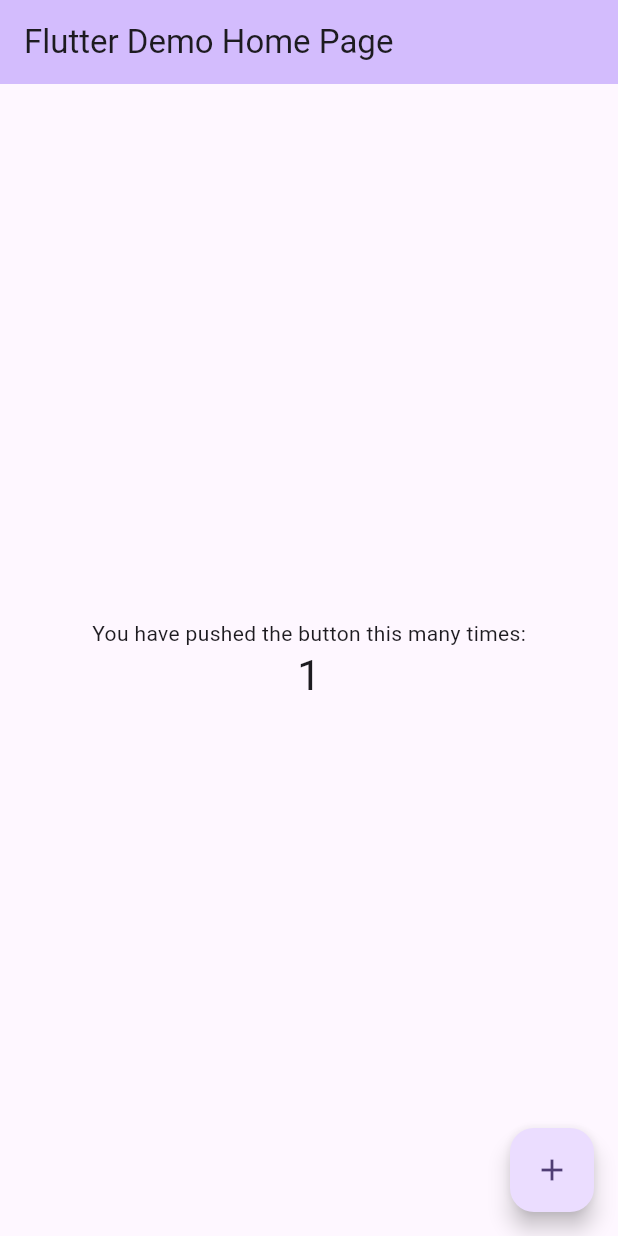
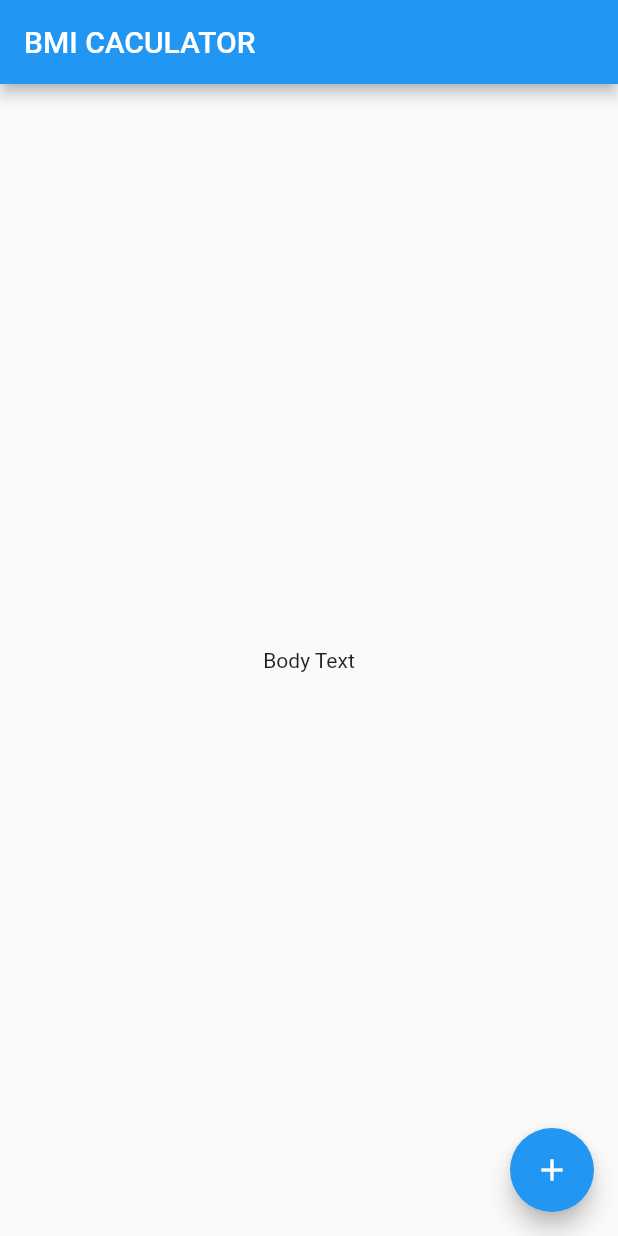
Before and after one commit to MahmoudAboHebil/bmi_calculator_app_flutter, a Flutter app: the screen it shows after launch, after a tap on the "add" icon, on a phone screen of 412 x 824 dp. Run offline on Flutter 3.47's test engine with Material 2 defaults, Android fonts, the phone set to English and light mode, and no system bars.

Commit message:
Creating The Main Page

```diff
--- a/lib/main.dart
+++ b/lib/main.dart
@@ -1,125 +1,37 @@
 import 'package:flutter/material.dart';
 
 void main() {
-  runApp(const MyApp());
+  runApp(BMICalculator());
 }
 
-class MyApp extends StatelessWidget {
-  const MyApp({super.key});
-
-  // This widget is the root of your application.
+class BMICalculator extends StatelessWidget {
   @override
   Widget build(BuildContext context) {
     return MaterialApp(
-      title: 'Flutter Demo',
-      theme: ThemeData(
-        // This is the theme of your application.
-        //
-        // TRY THIS: Try running your application with "flutter run". You'll see
-        // the application has a blue toolbar. Then, without quitting the app,
-        // try changing the seedColor in the colorScheme below to Colors.green
-        // and then invoke "hot reload" (save your changes or press the "hot
-        // reload" button in a Flutter-supported IDE, or press "r" if you used
-        // the command line to start the app).
-        //
-        // Notice that the counter didn't reset back to zero; the application
-        // state is not lost during the reload. To reset the state, use hot
-        // restart instead.
-        //
-        // This works for code too, not just values: Most code changes can be
-        // tested with just a hot reload.
-        colorScheme: ColorScheme.fromSeed(seedColor: Colors.deepPurple),
-        useMaterial3: true,
-      ),
-      home: const MyHomePage(title: 'Flutter Demo Home Page'),
+      home: InputPage(),
     );
   }
 }
 
-class MyHomePage extends StatefulWidget {
-  const MyHomePage({super.key, required this.title});
-
-  // This widget is the home page of your application. It is stateful, meaning
-  // that it has a State object (defined below) that contains fields that affect
-  // how it looks.
-
-  // This class is the configuration for the state. It holds the values (in this
-  // case the title) provided by the parent (in this case the App widget) and
-  // used by the build method of the State. Fields in a Widget subclass are
-  // always marked "final".
-
-  final String title;
-
+class InputPage extends StatefulWidget {
   @override
-  State<MyHomePage> createState() => _MyHomePageState();
+  State<InputPage> createState() => _InputPageState();
 }
 
-class _MyHomePageState extends State<MyHomePage> {
-  int _counter = 0;
-
-  void _incrementCounter() {
-    setState(() {
-      // This call to setState tells the Flutter framework that something has
-      // changed in this State, which causes it to rerun the build method below
-      // so that the display can reflect the updated values. If we changed
-      // _counter without calling setState(), then the build method would not be
-      // called again, and so nothing would appear to happen.
-      _counter++;
-    });
-  }
-
+class _InputPageState extends State<InputPage> {
   @override
   Widget build(BuildContext context) {
-    // This method is rerun every time setState is called, for instance as done
-    // by the _incrementCounter method above.
-    //
-    // The Flutter framework has been optimized to make rerunning build methods
-    // fast, so that you can just rebuild anything that needs updating rather
-    // than having to individually change instances of widgets.
     return Scaffold(
       appBar: AppBar(
-        // TRY THIS: Try changing the color here to a specific color (to
-        // Colors.amber, perhaps?) and trigger a hot reload to see the AppBar
-        // change color while the other colors stay the same.
-        backgroundColor: Theme.of(context).colorScheme.inversePrimary,
-        // Here we take the value from the MyHomePage object that was created by
-        // the App.build method, and use it to set our appbar title.
-        title: Text(widget.title),
+        title: Text('BMI CACULATOR'),
       ),
       body: Center(
-        // Center is a layout widget. It takes a single child and positions it
-        // in the middle of the parent.
-        child: Column(
-          // Column is also a layout widget. It takes a list of children and
-          // arranges them vertically. By default, it sizes itself to fit its
-          // children horizontally, and tries to be as tall as its parent.
-          //
-          // Column has various properties to control how it sizes itself and
-          // how it positions its children. Here we use mainAxisAlignment to
-          // center the children vertically; the main axis here is the vertical
-          // axis because Columns are vertical (the cross axis would be
-          // horizontal).
-          //
-          // TRY THIS: Invoke "debug painting" (choose the "Toggle Debug Paint"
-          // action in the IDE, or press "p" in the console), to see the
-          // wireframe for each widget.
-          mainAxisAlignment: MainAxisAlignment.center,
-          children: <Widget>[
-            const Text(
-              'You have pushed the button this many times:',
-            ),
-            Text(
-              '$_counter',
-              style: Theme.of(context).textTheme.headlineMedium,
-            ),
-          ],
-        ),
+        child: Text('Body Text'),
       ),
       floatingActionButton: FloatingActionButton(
-        onPressed: _incrementCounter,
-        tooltip: 'Increment',
-        child: const Icon(Icons.add),
-      ), // This trailing comma makes auto-formatting nicer for build methods.
+        onPressed: () {},
+        child: Icon(Icons.add),
+      ),
     );
   }
 }
```
